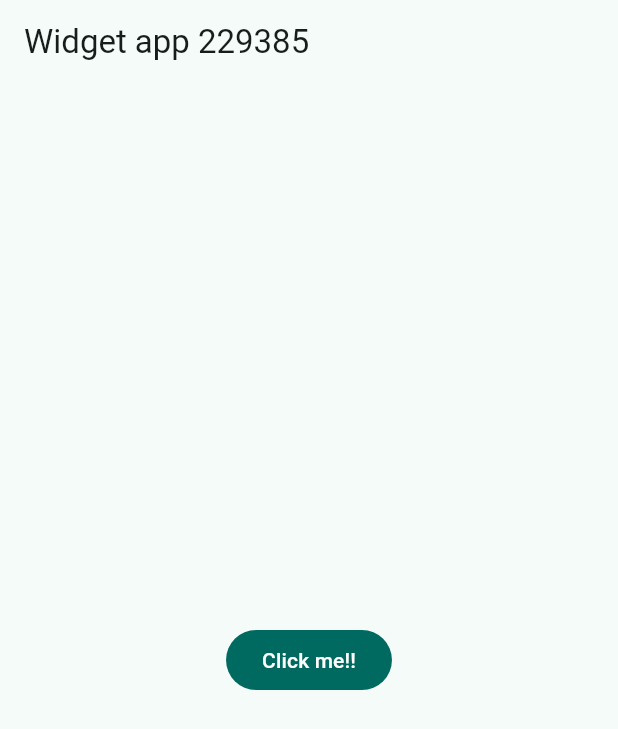
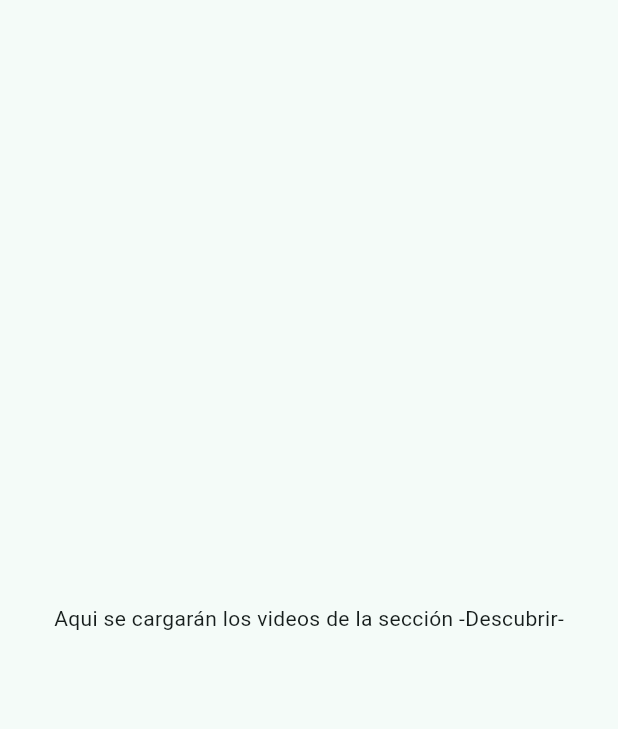
Before and after one commit to Ali-2121/DMI_Practica04-220385, a Flutter app: the screen it shows after launch, on a phone screen of 412 x 824 dp. Shown: the top 729 px of the screen. Run offline on Flutter 3.47's test engine with Material 3 defaults, Android fonts, the light colour scheme and no system bars.

Commit message:
Practica04
add: Provider, Screens, Videos, Modelos, update: Main se cambio

```diff
--- a/widget_app_220385/lib/main.dart
+++ b/widget_app_220385/lib/main.dart
@@ -1,4 +1,7 @@
 import 'package:flutter/material.dart';
+import 'package:provider/provider.dart';
+import 'package:widget_app_220385/presentation/providers/discover_provider.dart';
+import 'package:widget_app_220385/presentation/screens/discover/discover_screen.dart';
 import 'package:widget_app_220385/theme/app_theme.dart';
 
 void main() {
@@ -10,14 +13,14 @@
 
   @override
   Widget build(BuildContext context) {
-    return MaterialApp(
-      debugShowCheckedModeBanner: false,
-      theme: AppTheme(selectedColor: 4).getTheme(),
-      home: Scaffold(
-        appBar:AppBar(title: const Text('Widget app 229385')),
-        body: Center(
-          child: FilledButton(onPressed: (){}, child: Text('Click me!!')),
-        ),
+    return MultiProvider(
+      providers: [
+        ChangeNotifierProvider(create: (_) => DiscoverProvider()),
+      ],
+      child: MaterialApp(
+        debugShowCheckedModeBanner: false,
+        theme: AppTheme(selectedColor: 4).getTheme(),
+        home: const DisscoverScreen(),
       ),
     );
   }
--- /dev/null
+++ b/widget_app_220385/lib/presentation/providers/discover_provider.dart
@@ -0,0 +1,11 @@
+import 'package:flutter/material.dart';
+import 'package:widget_app_220385/domain/entitites/video_post.dart';
+
+class DiscoverProvider extends ChangeNotifier {
+  bool initialLoading = true;
+  List<VideoPost> videos = [];
+
+  Future<void> loadNextPage() async {
+    notifyListeners();
+  }
+}
--- /dev/null
+++ b/widget_app_220385/lib/presentation/screens/discover/discover_screen.dart
@@ -0,0 +1,16 @@
+import 'package:flutter/material.dart';
+
+class DisscoverScreen extends StatelessWidget {
+  const DisscoverScreen({super.key});
+
+  @override
+  Widget build(BuildContext context) {
+    return Scaffold(
+      body: Center(
+        child: Text(
+          'Aqui se cargarán los videos de la sección -Descubrir-'
+        ),
+      ),
+    );
+  }
+}
--- a/widget_app_220385/pubspec.yaml
+++ b/widget_app_220385/pubspec.yaml
@@ -9,11 +9,12 @@
 dependencies:
   flutter:
     sdk: flutter
+  provider: ^6.1.5+1
 
 dev_dependencies:
+  flutter_lints: ^5.0.0
   flutter_test:
     sdk: flutter
-  flutter_lints: ^5.0.0
 
 flutter:
   uses-material-design: true
```
Also changed, not shown: widget_app_220385/lib/infrastructure/models/local_video_model.dart (added, +32 -0 lines), widget_app_220385/pubspec.lock, 5 other files.
